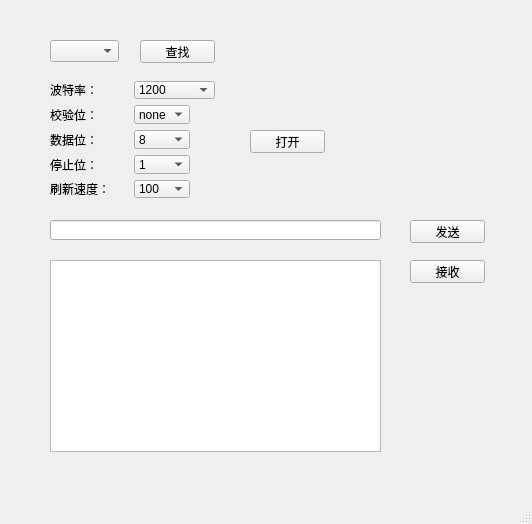
Qt form serialmain.ui (Qthinoyy/serialassistant) before a commit.
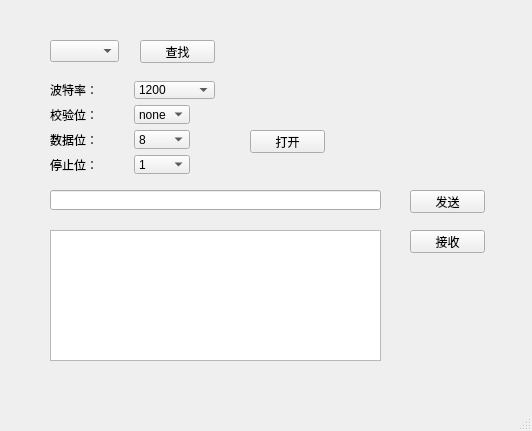
The same form after that commit.

Diff of the .ui file:
```diff
--- a/serialmain.ui
+++ b/serialmain.ui
@@ -7,7 +7,7 @@
     <x>0</x>
     <y>0</y>
     <width>532</width>
-    <height>524</height>
+    <height>431</height>
    </rect>
   </property>
   <property name="windowTitle">
@@ -41,7 +41,7 @@
     <property name="geometry">
      <rect>
       <x>50</x>
-      <y>220</y>
+      <y>190</y>
       <width>331</width>
       <height>20</height>
      </rect>
@@ -51,9 +51,9 @@
     <property name="geometry">
      <rect>
       <x>50</x>
-      <y>260</y>
+      <y>230</y>
       <width>331</width>
-      <height>192</height>
+      <height>131</height>
      </rect>
     </property>
    </widget>
@@ -61,7 +61,7 @@
     <property name="geometry">
      <rect>
       <x>410</x>
-      <y>220</y>
+      <y>190</y>
       <width>75</width>
       <height>23</height>
      </rect>
@@ -74,7 +74,7 @@
     <property name="geometry">
      <rect>
       <x>410</x>
-      <y>260</y>
+      <y>230</y>
       <width>75</width>
       <height>23</height>
      </rect>
@@ -215,56 +215,6 @@
      </property>
     </item>
    </widget>
-   <widget class="QComboBox" name="comboBox_serialRecSpeed">
-    <property name="geometry">
-     <rect>
-      <x>134</x>
-      <y>180</y>
-      <width>56</width>
-      <height>18</height>
-     </rect>
-    </property>
-    <item>
-     <property name="text">
-      <string>100</string>
-     </property>
-    </item>
-    <item>
-     <property name="text">
-      <string>200</string>
-     </property>
-    </item>
-    <item>
-     <property name="text">
-      <string>300</string>
-     </property>
-    </item>
-    <item>
-     <property name="text">
-      <string>400</string>
-     </property>
-    </item>
-    <item>
-     <property name="text">
-      <string>500</string>
-     </property>
-    </item>
-    <item>
-     <property name="text">
-      <string>1000</string>
-     </property>
-    </item>
-    <item>
-     <property name="text">
-      <string>2000</string>
-     </property>
-    </item>
-    <item>
-     <property name="text">
-      <string>10</string>
-     </property>
-    </item>
-   </widget>
    <widget class="QComboBox" name="comboBox_serialBaud">
     <property name="geometry">
      <rect>
@@ -343,19 +293,6 @@
      <string>停止位：</string>
     </property>
    </widget>
-   <widget class="QLabel" name="label_17">
-    <property name="geometry">
-     <rect>
-      <x>50</x>
-      <y>180</y>
-      <width>78</width>
-      <height>18</height>
-     </rect>
-    </property>
-    <property name="text">
-     <string>刷新速度：</string>
-    </property>
-   </widget>
    <widget class="QPushButton" name="button_open">
     <property name="geometry">
      <rect>
```
